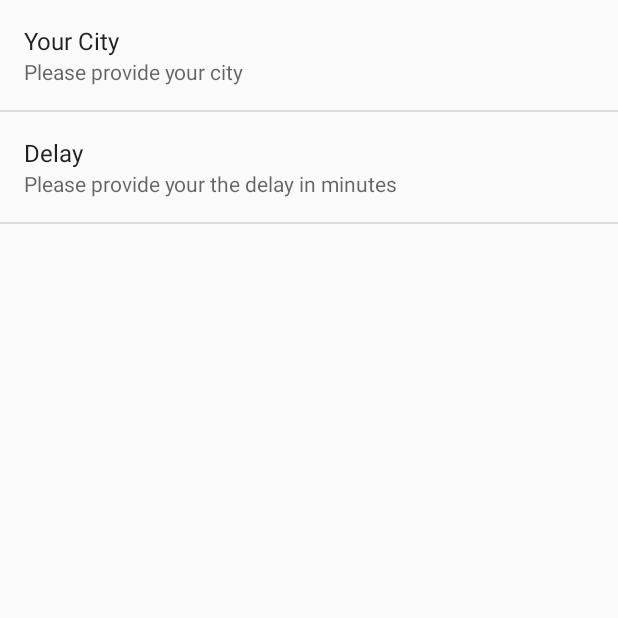
After one commit to HavermansStef/Tempuino, an Android app: the SettingsActivity screen opened directly, with no data from a screen before it, on a phone screen of 412 x 824 dp, the top half of it. The commit adds this screen. Run offline under Robolectric (Android 15) with nearby library versions, the phone set to English and light mode, and no system bars.

Commit message:
Send delay, made settings
Fixed #8
Fixed #2

```diff
--- a/Android/app/src/main/java/be/kdg/tempuino/tempuino/DateConverter.java
+++ b/Android/app/src/main/java/be/kdg/tempuino/tempuino/DateConverter.java
@@ -19,7 +19,7 @@ public class DateConverter {
     public static Measurement.MeasurementType toStatus(int status) {
         if (status == Measurement.MeasurementType.TEMPERATURE.getCode()) {
             return Measurement.MeasurementType.TEMPERATURE;
-        } else if (status ==  Measurement.MeasurementType.HUMIDITY.getCode()) {
+        } else if (status == Measurement.MeasurementType.HUMIDITY.getCode()) {
             return Measurement.MeasurementType.HUMIDITY;
         } else {
             throw new IllegalArgumentException("Could not recognize status");
--- a/Android/app/src/main/java/be/kdg/tempuino/tempuino/Measurement.java
+++ b/Android/app/src/main/java/be/kdg/tempuino/tempuino/Measurement.java
@@ -5,7 +5,6 @@ import android.arch.persistence.room.PrimaryKey;
 import android.arch.persistence.room.TypeConverters;
 import android.support.annotation.NonNull;
 
-import java.time.LocalDateTime;
 import java.util.Date;
 
 @Entity
--- /dev/null
+++ b/Android/app/src/main/java/be/kdg/tempuino/tempuino/SettingsActivity.java
@@ -0,0 +1,35 @@
+package be.kdg.tempuino.tempuino;
+
+import android.content.Intent;
+import android.content.SharedPreferences;
+import android.os.Bundle;
+import android.preference.PreferenceActivity;
+import android.preference.PreferenceFragment;
+import android.preference.PreferenceManager;
+
+public class SettingsActivity extends PreferenceActivity {
+    private SharedPreferences SP;
+
+    @Override
+    protected void onCreate(Bundle savedInstanceState) {
+        super.onCreate(savedInstanceState);
+        getFragmentManager().beginTransaction().replace(android.R.id.content, new MyPreferenceFragment()).commit();
+        SP = PreferenceManager.getDefaultSharedPreferences(getBaseContext());
+    }
+
+    public static class MyPreferenceFragment extends PreferenceFragment {
+        @Override
+        public void onCreate(final Bundle savedInstanceState) {
+            super.onCreate(savedInstanceState);
+            addPreferencesFromResource(R.xml.preferences);
+        }
+    }
+
+
+    @Override
+    public void onBackPressed() {
+        Intent i = new Intent(getApplicationContext(), MainActivity.class);
+        startActivity(i);
+    }
+
+}
--- a/Android/app/src/main/res/drawable-v24/background.xml
+++ b/Android/app/src/main/res/drawable-v24/background.xml
@@ -4,8 +4,8 @@
     <item android:drawable="@color/colorPrimary" />
 
     <item>
-        <bitmap android:src="@drawable/logo"
+        <bitmap
             android:gravity="center"
-            />
+            android:src="@drawable/logo" />
     </item>
 </layer-list>
--- a/Android/app/src/main/res/values/strings.xml
+++ b/Android/app/src/main/res/values/strings.xml
@@ -79,4 +79,6 @@
 
     <string name="pref_title_vibrate">Vibrate</string>
     <string name="unknown">Unknown</string>
+    <string name="title_activity_stats">StatsActivity</string>
+    <string name="save">Save</string>
 </resources>
--- /dev/null
+++ b/Android/app/src/main/res/xml/preferences.xml
@@ -0,0 +1,11 @@
+<?xml version="1.0" encoding="utf-8"?>
+<PreferenceScreen xmlns:android="http://schemas.android.com/apk/res/android">
+    <EditTextPreference
+        android:key="city"
+        android:summary="Please provide your city"
+        android:title="Your City"></EditTextPreference>
+    <EditTextPreference
+        android:key="delay"
+        android:summary="Please provide your the delay in minutes"
+        android:title="Delay"></EditTextPreference>
+</PreferenceScreen>
```
Also changed, not shown: Android/app/src/main/AndroidManifest.xml (+8 -2 lines), Android/app/src/main/java/be/kdg/tempuino/tempuino/MainActivity.java (+35 -13 lines), Android/app/src/main/java/be/kdg/tempuino/tempuino/StatsActivity.java (added, +46 -0 lines), Android/app/src/main/res/layout/activity_stats.xml (added, +33 -0 lines).
